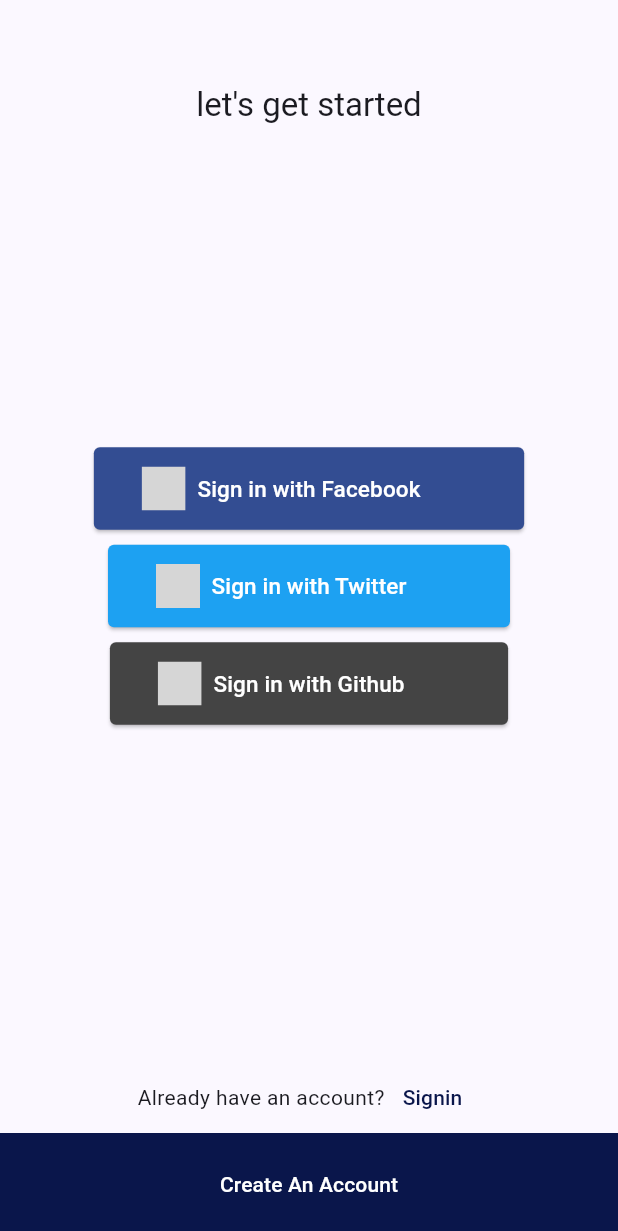
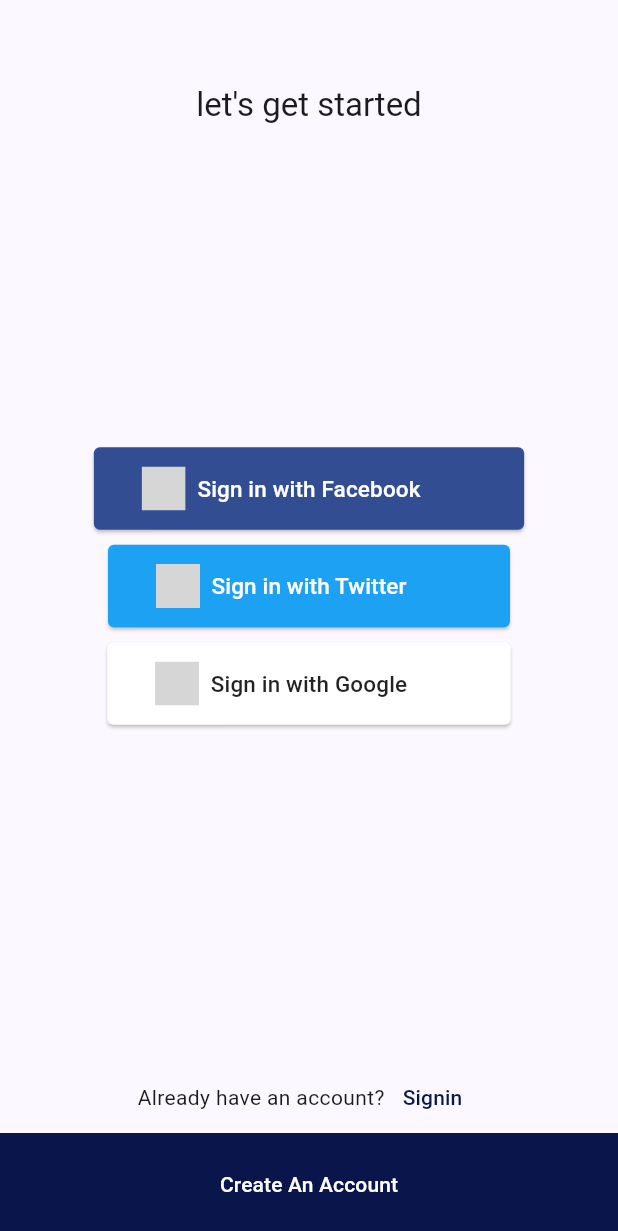
Before and after one commit to mahabubulhasibshawon/bloc_ecommerce, a Flutter app: the screen it shows after launch, on a phone screen of 412 x 824 dp. Shown: the top 1231 px of the screen. Run offline on Flutter 3.47's test engine with Material 3 defaults, Android fonts, the phone set to English and light mode, and no system bars; drawn by our look-alikes of social_login_buttons; our stand-ins replace bloc, firebase_auth, firebase_core, flutter_bloc, flutter_screenutil, flutter_svg and 3 more; accounts and stored records are empty; grey boxes are pictures that could not be loaded.

```diff
--- a/lib/app.dart
+++ b/lib/app.dart
@@ -5,15 +5,23 @@ import 'package:flutter/material.dart';
 import 'package:flutter_bloc/flutter_bloc.dart';
 import 'package:flutter_screenutil/flutter_screenutil.dart';
 
+import 'src/data/repoitory/repository.dart';
+
 class BlocEcommerceApp extends StatelessWidget {
   const BlocEcommerceApp({super.key});
 
   @override
   Widget build(BuildContext context) {
-    return MultiBlocProvider(
+    return MultiRepositoryProvider(
+        providers: [
+          RepositoryProvider(create:(context)=> AuthRepository())
+        ],
+        child: MultiBlocProvider(
       providers: [
         BlocProvider(create: (context) => SplashCubit()..startSplash()),
-        BlocProvider(create: (context) => RememberSwitchCubit())
+        BlocProvider(create: (context) => RememberSwitchCubit()),
+        BlocProvider(create: (context)=> LoginBloc(context.read<AuthRepository>())),
+        BlocProvider(create: (context)=> SignupBloc())
       ],
       child: ScreenUtilInit(
         designSize: const Size(360, 360),
@@ -28,6 +36,6 @@ class BlocEcommerceApp extends StatelessWidget {
           );
         },
       ),
-    );
+    ),);
   }
 }
--- a/lib/src/blocs/authentication/login_state.dart
+++ b/lib/src/blocs/authentication/login_state.dart
@@ -8,3 +8,8 @@ final class LoginInitial extends LoginState {}
 final class LoginLoading extends LoginState {}
 
 final class LoginSuccess extends LoginState {}
+
+final class LoginFailed extends LoginState {
+  final String message;
+  LoginFailed(this.message);
+}
--- /dev/null
+++ b/lib/src/data/repoitory/repository.dart
@@ -0,0 +1 @@
+export 'auth_repository.dart';
--- a/lib/src/presentation/screens/welcome_screen.dart
+++ b/lib/src/presentation/screens/welcome_screen.dart
@@ -1,5 +1,7 @@
+import 'package:bloc_ecommerce/src/blocs/authentication/login_bloc.dart';
 import 'package:bloc_ecommerce/src/routes/route_pages.dart';
 import 'package:flutter/material.dart';
+import 'package:flutter_bloc/flutter_bloc.dart';
 import 'package:gap/gap.dart';
 import 'package:go_router/go_router.dart';
 import 'package:social_login_buttons/social_login_buttons.dart';
@@ -21,7 +23,14 @@ class WelcomeScreen extends StatelessWidget {
             "let's get started",
             style: Theme.of(context).textTheme.titleLarge,
           ),
-          Padding(
+          BlocConsumer<LoginBloc, LoginState>(
+              builder: (context, state) {
+                if (state is LoginLoading) {
+                  return const Center(
+                    child: CircularProgressIndicator(),
+                  );
+                }
+                return Padding(
                   padding: const EdgeInsets.symmetric(horizontal: 15.0),
                   child: Column(
                     mainAxisSize: MainAxisSize.min,
@@ -35,11 +44,16 @@ class WelcomeScreen extends StatelessWidget {
                           onPressed: () {}),
                       const Gap(10),
                       SocialLoginButton(
-                    buttonType: SocialLoginButtonType.github, onPressed: () {}),
+                          buttonType: SocialLoginButtonType.google,
+                          onPressed: () => context
+                              .read<LoginBloc>()
+                              .add(RequestGoogleLogin())),
                       const Gap(10),
                     ],
                   ),
-          ),
+                );
+              },
+              listener: (context, state) {}),
           Column(
             mainAxisSize: MainAxisSize.min,
             crossAxisAlignment: CrossAxisAlignment.center,
```
Also changed, not shown: lib/src/blocs/authentication/login_bloc.dart (+16 -2 lines), lib/src/data/repoitory/auth_repository.dart (+4 -4 lines). Lines whose indentation alone changed are shown as unchanged.
